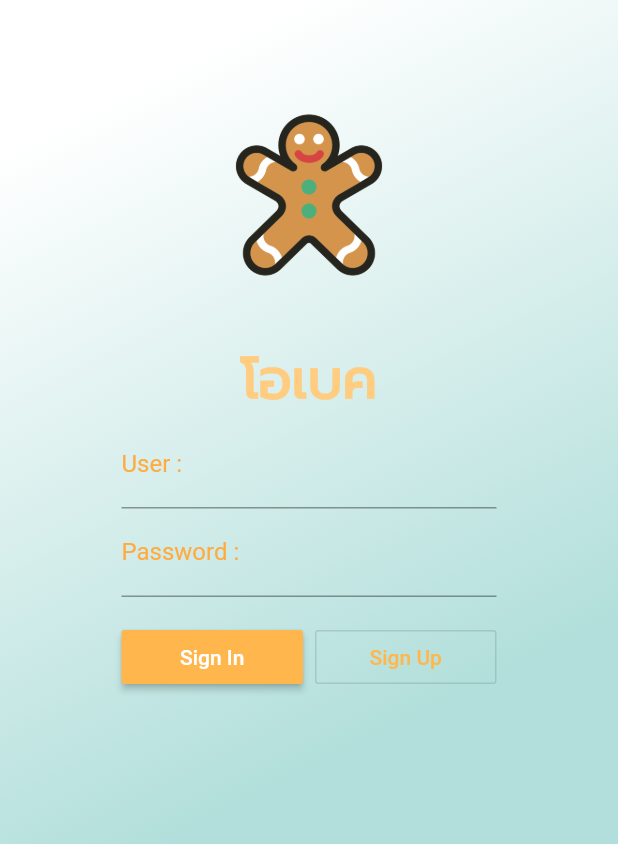
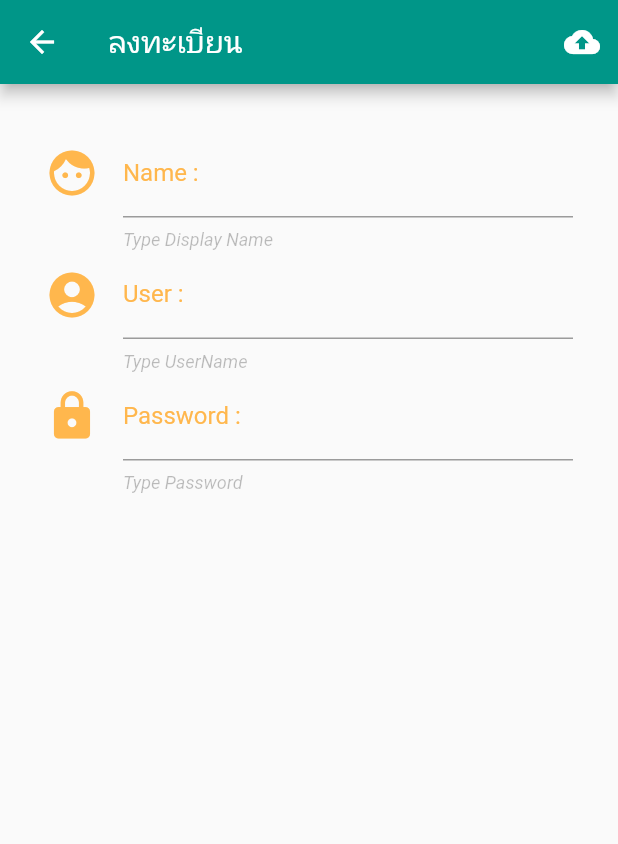
Before and after one commit to meepoo09/o_foodthai, a Flutter app: the screen it shows after launch, after a tap on "Sign Up", on a phone screen of 412 x 824 dp. Shown: the top 844 px of the screen. Run offline on Flutter 3.47's test engine with Material 2 defaults, Android fonts, the light colour scheme and no system bars.

Commit message:
Design Reg Success

```diff
--- a/lib/main.dart
+++ b/lib/main.dart
@@ -1,6 +1,6 @@
 import 'package:flutter/material.dart';
+import 'package:flutter/services.dart';
 import 'package:o_foodthai/screens/authen.dart';
-
 
 main() {
   runApp(MyApp());
@@ -9,6 +9,8 @@ main() {
 class MyApp extends StatelessWidget {
   @override
   Widget build(BuildContext context) {
+    SystemChrome.setPreferredOrientations(
+        [DeviceOrientation.portraitUp, DeviceOrientation.portraitDown]);
     return MaterialApp(
       home: Authen(),
     );
--- a/lib/screens/authen.dart
+++ b/lib/screens/authen.dart
@@ -1,4 +1,5 @@
 import 'package:flutter/material.dart';
+import 'package:o_foodthai/screens/register.dart';
 
 class Authen extends StatefulWidget {
   @override
@@ -27,7 +28,12 @@ class _AuthenState extends State<Authen> {
         'Sign Up',
         style: TextStyle(color: Colors.orange[300]),
       ),
-      onPressed: () {},
+      onPressed: () {
+        print('you Click Sign Up');
+        var regRoute =
+            MaterialPageRoute(builder: (BuildContext context) => Register());
+            Navigator.of(context).push(regRoute);
+      },
     );
   }
 
--- /dev/null
+++ b/lib/screens/register.dart
@@ -0,0 +1,87 @@
+import 'package:flutter/material.dart';
+
+class Register extends StatefulWidget {
+  @override
+  _RegisterState createState() => _RegisterState();
+}
+
+class _RegisterState extends State<Register> {
+  // Explicit
+  //Method
+
+  Widget nameText() {
+    return TextFormField(
+      decoration: InputDecoration(
+          icon: Icon(
+            Icons.face,
+            size: 36.0,
+            color: Colors.orange[300],
+          ),
+          labelText: 'Name :',
+          labelStyle: TextStyle(color: Colors.orange[300]),
+          helperText: 'Type Display Name',
+          helperStyle: TextStyle(color: Colors.black26,
+          fontStyle: FontStyle.italic)),
+    );
+  }
+ Widget userText() {
+    return TextFormField(
+      decoration: InputDecoration(
+          icon: Icon(
+            Icons.account_circle,
+            size: 36.0,
+            color: Colors.orange[300],
+          ),
+          labelText: 'User :',
+          labelStyle: TextStyle(color: Colors.orange[300]),
+          helperText: 'Type UserName',
+          helperStyle: TextStyle(color: Colors.black26,
+          fontStyle: FontStyle.italic)),
+    );
+  }
+   Widget passwordText() {
+    return TextFormField(
+      decoration: InputDecoration(
+          icon: Icon(
+            Icons.lock,
+            size: 36.0,
+            color: Colors.orange[300],
+          ),
+          labelText: 'Password :',
+          labelStyle: TextStyle(color: Colors.orange[300]),
+          helperText: 'Type Password',
+          helperStyle: TextStyle(color: Colors.black26,
+          fontStyle: FontStyle.italic)),
+    );
+  }
+  Widget uploadButton() {
+    return IconButton(
+      icon: Icon(Icons.cloud_upload),
+      onPressed: () {},
+    );
+  }
+
+  @override
+  Widget build(BuildContext context) {
+    return Scaffold(
+      appBar: AppBar(
+        backgroundColor: Colors.teal,
+        title: Text('ลงทะเบียน'),
+        actions: <Widget>[
+          uploadButton(),
+        ],
+      ),
+      body: Container(
+        alignment: Alignment.topCenter,
+        padding: EdgeInsets.only(top: 30.0, left: 30.0, right: 30.0),
+        child: ListView(
+          children: <Widget>[
+            nameText(),
+            userText(),
+            passwordText(),
+          ],
+        ),
+      ),
+    );
+  }
+}
```
